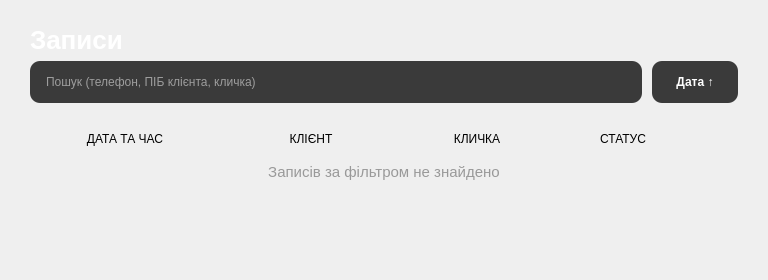
Before: the Qt Designer form VetPet/VetPet/appointmentsview.ui in theloomik/OOP-Coursework, drawn with Qt 5.
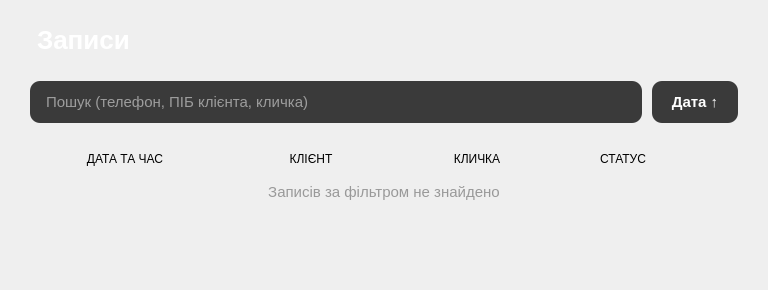
After: the same form once the commit is applied.

Commit message: Refine UI styling and spacing across views

Patch:
```diff
--- a/VetPet/VetPet/appointmentsview.ui
+++ b/VetPet/VetPet/appointmentsview.ui
@@ -4,12 +4,19 @@
  <widget class="QWidget" name="AppointmentsView">
   <property name="styleSheet">
    <string>
-    QLabel#titleLabel { color: #FFFFFF; font-size: 26px; font-weight: bold; }
+    QLabel#titleLabel { color: #FFFFFF; font-size: 26px; font-weight: bold; margin-bottom: 20px; }
     QLabel.headerLabel { color: #757575; font-size: 12px; font-weight: 600; }
-    QLineEdit#searchEdit { background-color: #3A3A3A; color: #FFFFFF; border: none; border-radius: 10px; padding: 0 14px; min-height: 42px; }
-    QPushButton#sortBtn { background-color: #3A3A3A; color: #FFFFFF; border: none; border-radius: 10px; font-weight: bold; }
+    QLineEdit#searchEdit { background-color: #3A3A3A; color: #FFFFFF; border: none; border-radius: 10px; padding: 0 14px; min-height: 42px; font-size: 15px; }
+    QLineEdit#searchEdit:focus { background-color: #202020; }
+    QPushButton#sortBtn { background-color: #3A3A3A; color: #FFFFFF; border: none; border-radius: 10px; font-weight: 600; font-size: 15px; }
+    QPushButton#sortBtn:hover { background-color: #505050; }
     QLabel#emptyLabel { color: #999999; font-size: 15px; }
     QScrollArea#listScroll { background-color: transparent; border: none; }
+    QScrollArea#listScroll QWidget { background-color: transparent; }
+    QScrollBar:vertical { background: transparent; width: 8px; margin: 0; }
+    QScrollBar::handle:vertical { background: #555555; border-radius: 4px; min-height: 28px; }
+    QScrollBar::add-line:vertical, QScrollBar::sub-line:vertical { height: 0; background: transparent; }
+    QScrollBar::add-page:vertical, QScrollBar::sub-page:vertical { background: transparent; }
    </string>
   </property>
   <layout class="QVBoxLayout" name="mainLayout">
```
The commit also changes 7 other files.
